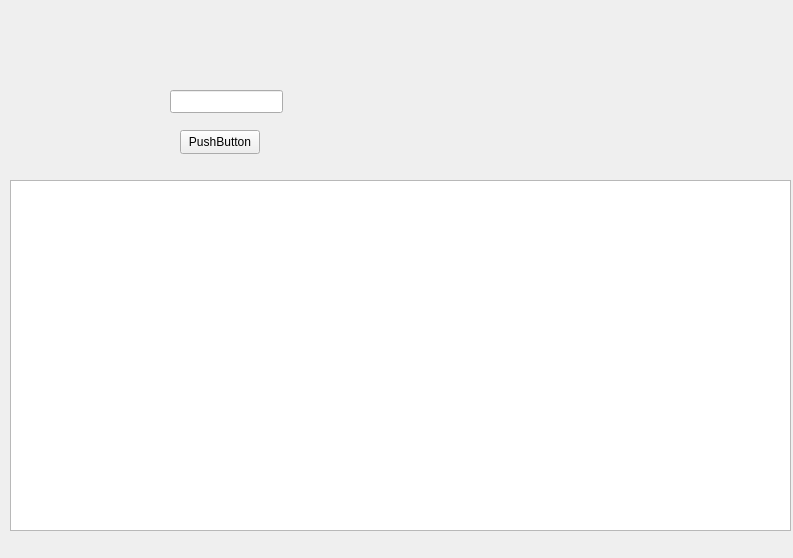
Old version of the form searchwindow.ui in the repository wind2018-wy/USTB_QTwork_HPsearch.
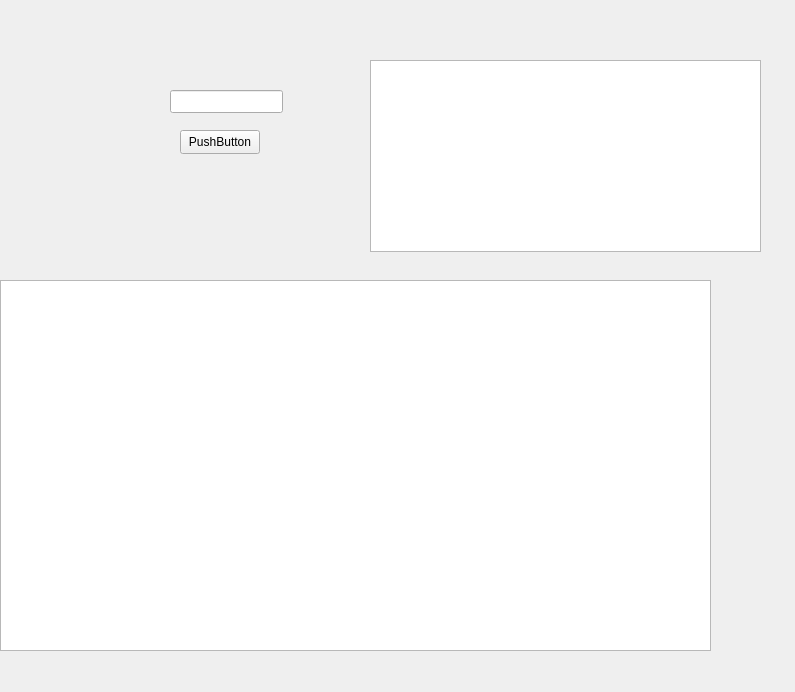
New version of the form.

```diff
--- a/searchwindow.ui
+++ b/searchwindow.ui
@@ -6,8 +6,8 @@
    <rect>
     <x>0</x>
     <y>0</y>
-    <width>793</width>
-    <height>558</height>
+    <width>795</width>
+    <height>692</height>
    </rect>
   </property>
   <property name="windowTitle">
@@ -39,10 +39,20 @@
   <widget class="QTextBrowser" name="goalWordShow">
    <property name="geometry">
     <rect>
-     <x>10</x>
-     <y>180</y>
-     <width>781</width>
-     <height>351</height>
+     <x>0</x>
+     <y>280</y>
+     <width>711</width>
+     <height>371</height>
+    </rect>
+   </property>
+  </widget>
+  <widget class="QTextBrowser" name="debugShow">
+   <property name="geometry">
+    <rect>
+     <x>370</x>
+     <y>60</y>
+     <width>391</width>
+     <height>192</height>
     </rect>
    </property>
   </widget>
```
